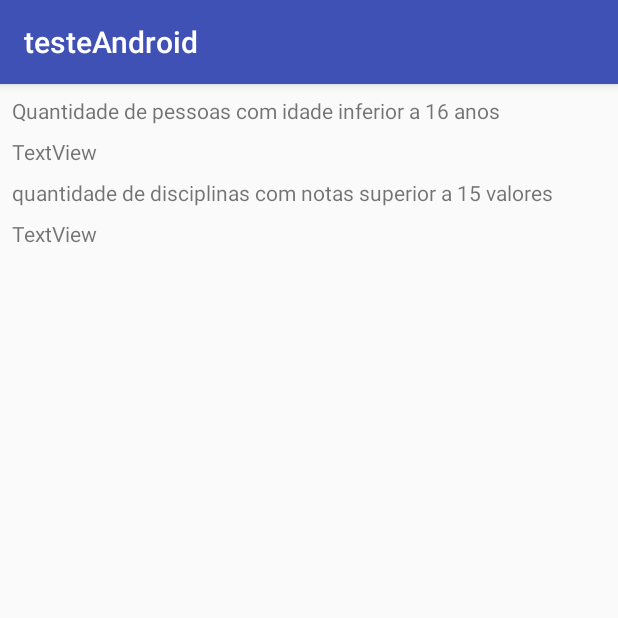
After one commit to davidrafaelmatos/testeAndroid, an Android app: the WS screen opened directly, with no data from a screen before it, on a phone screen of 412 x 824 dp, the top half of it. The commit adds this screen. Run offline under Robolectric (Android 15) with nearby library versions, the phone set to English and light mode, and no system bars.

Commit message:
commit 1

```diff
--- a/app/build.gradle
+++ b/app/build.gradle
@@ -26,4 +26,5 @@ dependencies {
     testImplementation 'junit:junit:4.12'
     androidTestImplementation 'com.android.support.test:runner:1.0.2'
     androidTestImplementation 'com.android.support.test.espresso:espresso-core:3.0.2'
+    implementation 'com.android.volley:volley:1.1.0'
 }
--- a/app/src/main/AndroidManifest.xml
+++ b/app/src/main/AndroidManifest.xml
@@ -38,7 +38,8 @@
         <activity
             android:name=".MapsActivity"
             android:label="@string/title_activity_maps" />
-        <activity android:name=".listDB"></activity>
+        <activity android:name=".listDB" />
+        <activity android:name=".WS"></activity>
     </application>
 
 </manifest>
--- /dev/null
+++ b/app/src/main/java/com/david/matos/testeandroid/WS.java
@@ -0,0 +1,13 @@
+package com.david.matos.testeandroid;
+
+import android.support.v7.app.AppCompatActivity;
+import android.os.Bundle;
+
+public class WS extends AppCompatActivity {
+
+    @Override
+    protected void onCreate(Bundle savedInstanceState) {
+        super.onCreate(savedInstanceState);
+        setContentView(R.layout.activity_ws);
+    }
+}
--- /dev/null
+++ b/app/src/main/res/layout/activity_ws.xml
@@ -0,0 +1,48 @@
+<?xml version="1.0" encoding="utf-8"?>
+<android.support.constraint.ConstraintLayout xmlns:android="http://schemas.android.com/apk/res/android"
+    xmlns:app="http://schemas.android.com/apk/res-auto"
+    xmlns:tools="http://schemas.android.com/tools"
+    android:layout_width="match_parent"
+    android:layout_height="match_parent"
+    tools:context=".WS">
+
+    <TextView
+        android:id="@+id/textView2"
+        android:layout_width="wrap_content"
+        android:layout_height="wrap_content"
+        android:layout_marginStart="8dp"
+        android:layout_marginTop="8dp"
+        android:text="@string/txtidade"
+        app:layout_constraintStart_toStartOf="parent"
+        app:layout_constraintTop_toTopOf="parent" />
+
+    <TextView
+        android:id="@+id/lblIdade"
+        android:layout_width="wrap_content"
+        android:layout_height="wrap_content"
+        android:layout_marginStart="8dp"
+        android:layout_marginTop="8dp"
+        android:text="TextView"
+        app:layout_constraintStart_toStartOf="parent"
+        app:layout_constraintTop_toBottomOf="@+id/textView2" />
+
+    <TextView
+        android:id="@+id/textView4"
+        android:layout_width="wrap_content"
+        android:layout_height="wrap_content"
+        android:layout_marginStart="8dp"
+        android:layout_marginTop="8dp"
+        android:text="@string/txtNotas"
+        app:layout_constraintStart_toStartOf="parent"
+        app:layout_constraintTop_toBottomOf="@+id/lblIdade" />
+
+    <TextView
+        android:id="@+id/lblNotas"
+        android:layout_width="wrap_content"
+        android:layout_height="wrap_content"
+        android:layout_marginStart="8dp"
+        android:layout_marginTop="8dp"
+        android:text="TextView"
+        app:layout_constraintStart_toStartOf="parent"
+        app:layout_constraintTop_toBottomOf="@+id/textView4" />
+</android.support.constraint.ConstraintLayout>
--- a/app/src/main/res/values/strings.xml
+++ b/app/src/main/res/values/strings.xml
@@ -4,4 +4,6 @@
     <string name="title_activity_maps">Map</string>
     <string name="txtMaps">Maps</string>
     <string name="txtList">List</string>
+    <string name="txtidade">Quantidade de pessoas com idade inferior a 16 anos</string>
+    <string name="txtNotas">quantidade de disciplinas com notas superior a 15 valores</string>
 </resources>
```
Also changed, not shown: app/src/main/java/com/david/matos/testeandroid/DB/WebService.java (added, +63 -0 lines).
